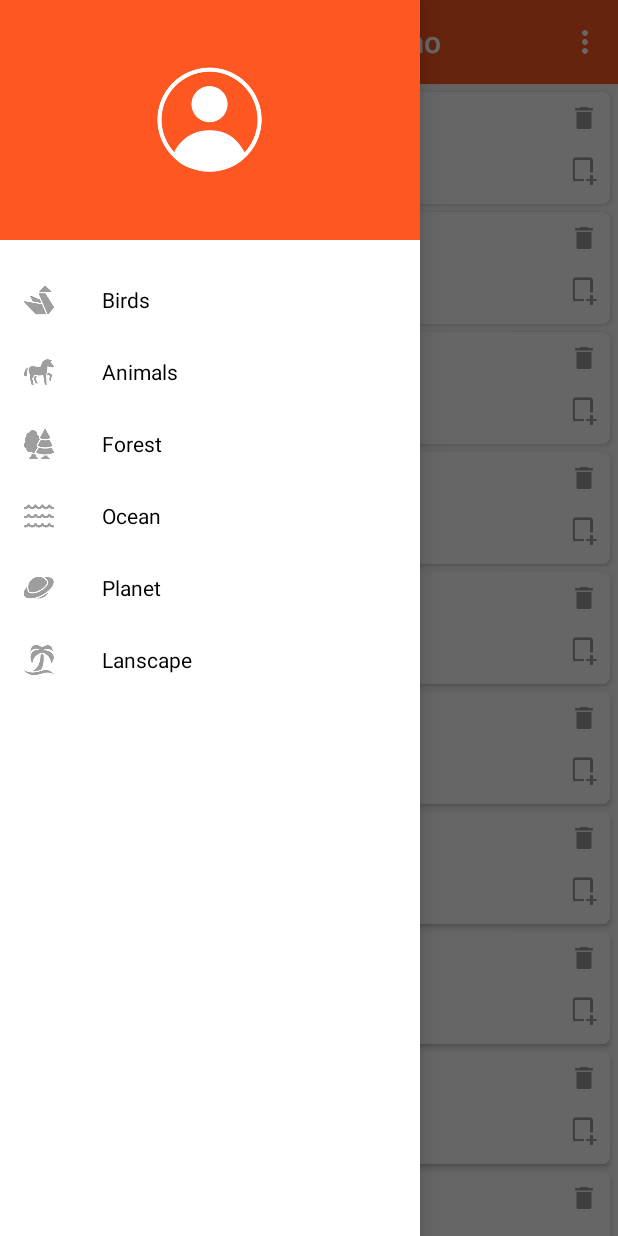
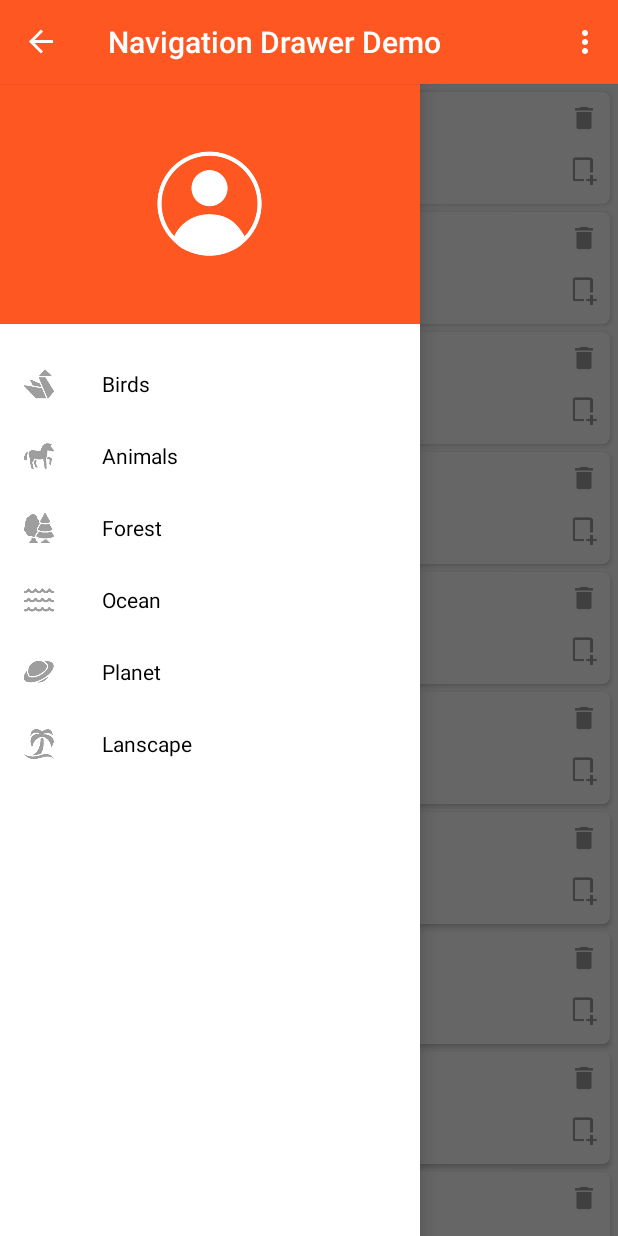
Before and after one commit to Vii-Mookz/NavigationDrawer, an Android app: the screen it shows after launch (MainActivity), with the side drawer open, on a phone screen of 412 x 824 dp. Run offline under Robolectric (Android 15) with nearby library versions, the phone set to English and light mode, and no system bars.

Commit message:
Clipped Navigation Drawer

```diff
--- a/app/src/main/res/layout/activity_main.xml
+++ b/app/src/main/res/layout/activity_main.xml
@@ -1,13 +1,10 @@
 <!-- Full Height Navigation Drawer -->
 
-<android.support.v4.widget.DrawerLayout
+<LinearLayout
 	xmlns:android="http://schemas.android.com/apk/res/android"
 	xmlns:tools="http://schemas.android.com/tools"
-	android:id="@+id/drawer_layout"
-	android:layout_width="match_parent"
-	android:layout_height="match_parent">
+	xmlns:app="http://schemas.android.com/apk/res-auto"
 
-	<LinearLayout
 	android:layout_width="match_parent"
 	android:layout_height="match_parent"
 	android:orientation="vertical">
@@ -16,12 +13,17 @@
 		android:id="@+id/toolbar"
 		layout="@layout/toolbar"/>
 
+	<android.support.v4.widget.DrawerLayout
+		android:id="@+id/drawer_layout"
+		android:layout_width="match_parent"
+		android:layout_height="match_parent">
+
+
+
 		<android.support.v7.widget.RecyclerView
 			android:id="@+id/recyclerView"
 			android:layout_width="match_parent"
 			android:layout_height="match_parent"/>
-
-	</LinearLayout>
 
 		<fragment
 			android:id="@+id/nav_drwr_fragment"
@@ -32,3 +34,7 @@
 			tools:layout="@layout/fragment_navigation_drawer"/>
 
 	</android.support.v4.widget.DrawerLayout>
+
+
+
+</LinearLayout>
```
Lines whose indentation alone changed are shown as unchanged.
